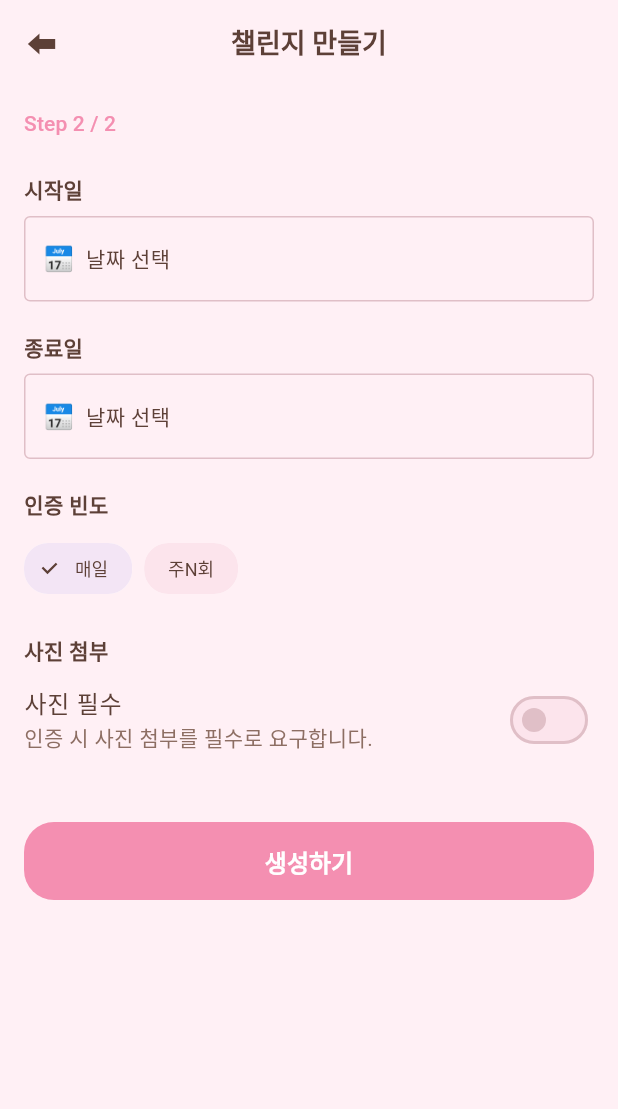
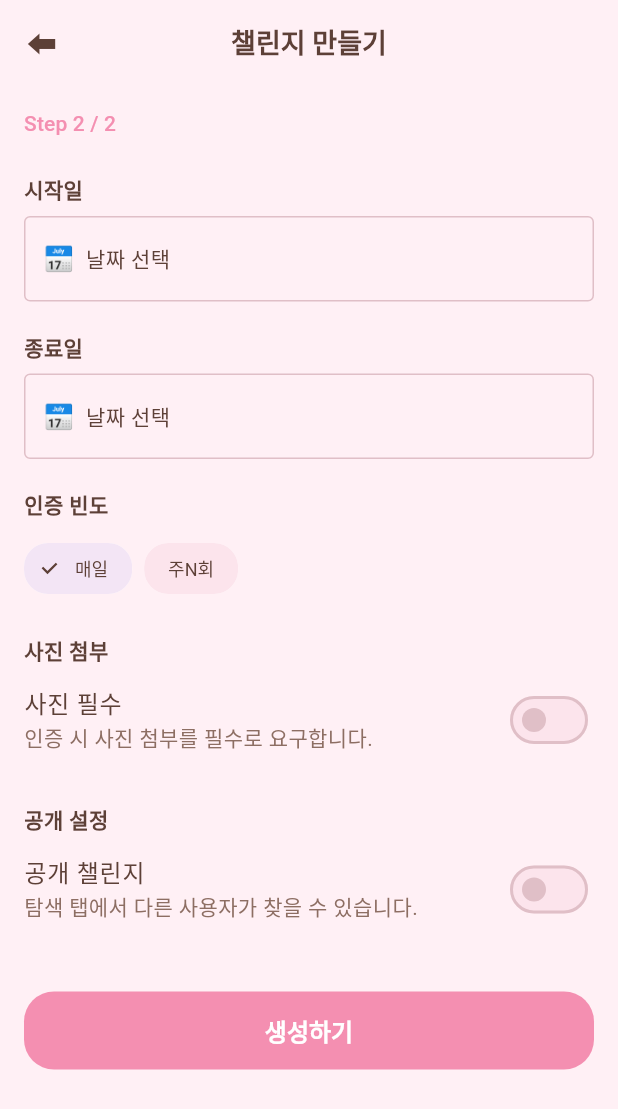
Before and after one commit to moonsangyhu/haeda, a Flutter app: the ChallengeCreateStep2Screen screen opened by its route, on a phone screen of 412 x 824 dp. Shown: the top 1109 px of the screen. Run offline on Flutter 3.47's test engine with Material 3 defaults, Android fonts, the phone set to English and light mode, and no system bars; our stand-ins replace dio, flutter_riverpod, flutter_secure_storage, freezed_annotation, go_router, image_picker and 2 more; missing offline and left inert: kakao_flutter_sdk_share; accounts and stored records are empty; generated files the repository leaves out were written again; Roboto replaces fonts that are missing (Pretendard).

Commit message:
feat: add public/private toggle to challenge creation (P1 F-05)
Add is_public switch to Step 2 screen so users can make challenges
discoverable in the explore tab. Backend already supported the field.

Co-Authored-By: Claude Opus 4.6 (1M context) <noreply@anthropic.com>

```diff
--- a/app/lib/features/challenge_create/providers/challenge_create_provider.dart
+++ b/app/lib/features/challenge_create/providers/challenge_create_provider.dart
@@ -13,6 +13,7 @@ class ChallengeCreateRequest {
   final String endDate;
   final Map<String, dynamic> verificationFrequency;
   final bool photoRequired;
+  final bool isPublic;
 
   const ChallengeCreateRequest({
     required this.title,
@@ -22,6 +23,7 @@ class ChallengeCreateRequest {
     required this.endDate,
     required this.verificationFrequency,
     required this.photoRequired,
+    this.isPublic = false,
   });
 
   Map<String, dynamic> toJson() => {
@@ -33,6 +35,7 @@ class ChallengeCreateRequest {
         'end_date': endDate,
         'verification_frequency': verificationFrequency,
         'photo_required': photoRequired,
+        'is_public': isPublic,
       };
 }
 
--- a/app/lib/features/challenge_create/screens/challenge_create_step2_screen.dart
+++ b/app/lib/features/challenge_create/screens/challenge_create_step2_screen.dart
@@ -28,6 +28,7 @@ class _ChallengeCreateStep2ScreenState
   _FrequencyType _frequencyType = _FrequencyType.daily;
   int _timesPerWeek = 3;
   bool _photoRequired = false;
+  bool _isPublic = false;
 
   final _dateFormatter = DateFormat('yyyy-MM-dd');
   final _displayFormatter = DateFormat('yyyy. M. d.');
@@ -90,6 +91,7 @@ class _ChallengeCreateStep2ScreenState
       endDate: _dateFormatter.format(_endDate!),
       verificationFrequency: _buildFrequency(),
       photoRequired: _photoRequired,
+      isPublic: _isPublic,
     );
 
     try {
@@ -179,6 +181,18 @@ class _ChallengeCreateStep2ScreenState
             value: _photoRequired,
             contentPadding: EdgeInsets.zero,
             onChanged: (v) => setState(() => _photoRequired = v),
+          ),
+          const SizedBox(height: 20),
+
+          // 공개 여부
+          _FieldLabel('공개 설정'),
+          SwitchListTile(
+            key: const Key('is_public_switch'),
+            title: const Text('공개 챌린지'),
+            subtitle: const Text('탐색 탭에서 다른 사용자가 찾을 수 있습니다.'),
+            value: _isPublic,
+            contentPadding: EdgeInsets.zero,
+            onChanged: (v) => setState(() => _isPublic = v),
           ),
           const SizedBox(height: 32),
 
```
Also changed, not shown: 1 other file.
